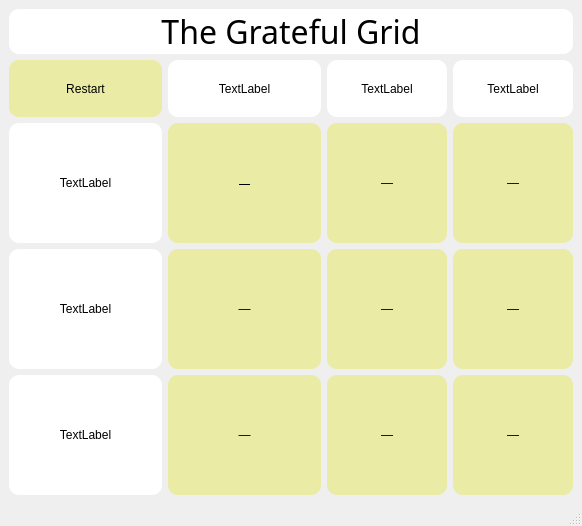
Before: the Qt Designer form ui/main_window.ui in LucasLHenry/grateful_deadle, drawn with Qt 5.
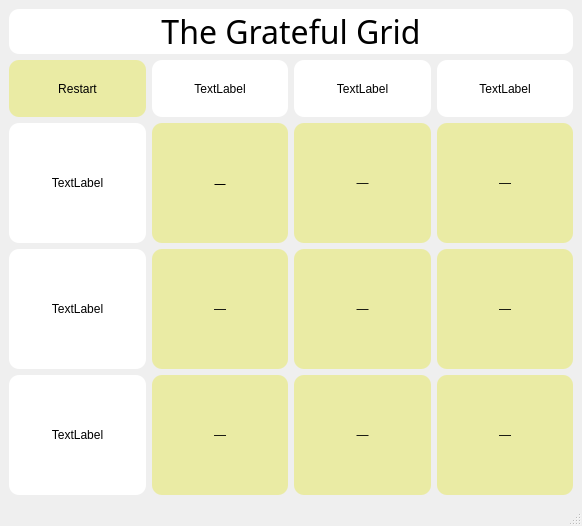
After: the same form once the commit is applied.

The edit to the form file:
```diff
--- a/ui/main_window.ui
+++ b/ui/main_window.ui
@@ -260,7 +260,7 @@
       <item row="0" column="0">
        <widget class="QPushButton" name="restart_pb">
         <property name="sizePolicy">
-         <sizepolicy hsizetype="Expanding" vsizetype="Expanding">
+         <sizepolicy hsizetype="Preferred" vsizetype="Preferred">
           <horstretch>0</horstretch>
           <verstretch>0</verstretch>
          </sizepolicy>
@@ -273,7 +273,7 @@
       <item row="0" column="1">
        <widget class="QLabel" name="col_1_l">
         <property name="sizePolicy">
-         <sizepolicy hsizetype="Expanding" vsizetype="Expanding">
+         <sizepolicy hsizetype="Preferred" vsizetype="Preferred">
           <horstretch>0</horstretch>
           <verstretch>0</verstretch>
          </sizepolicy>
```
